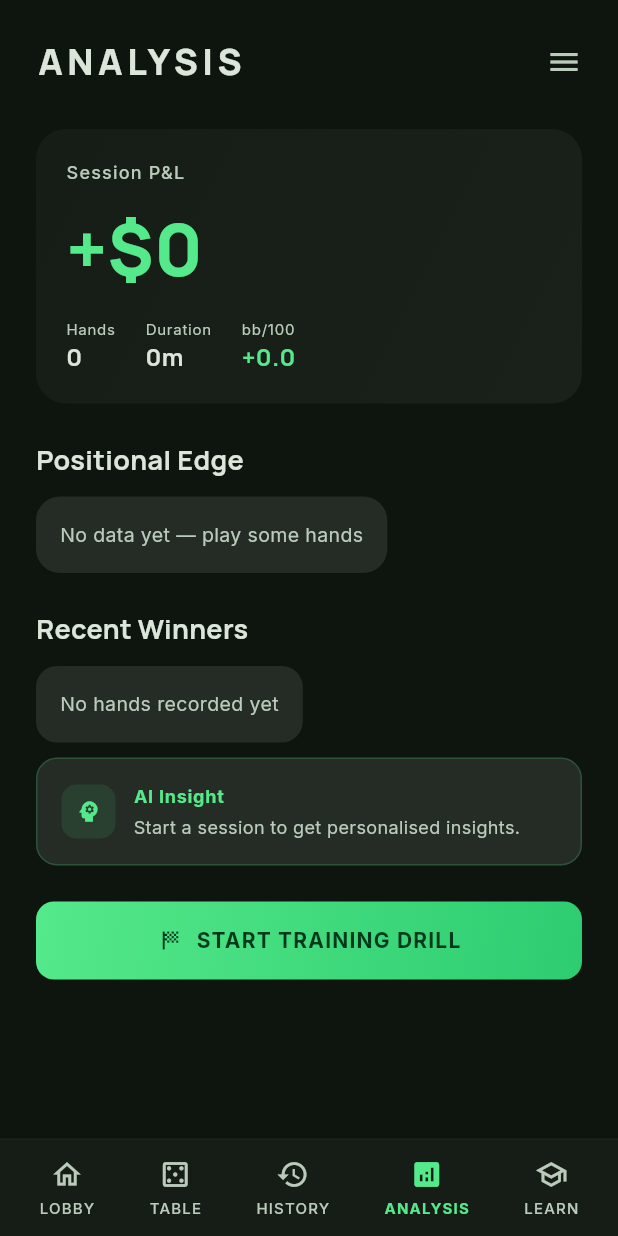
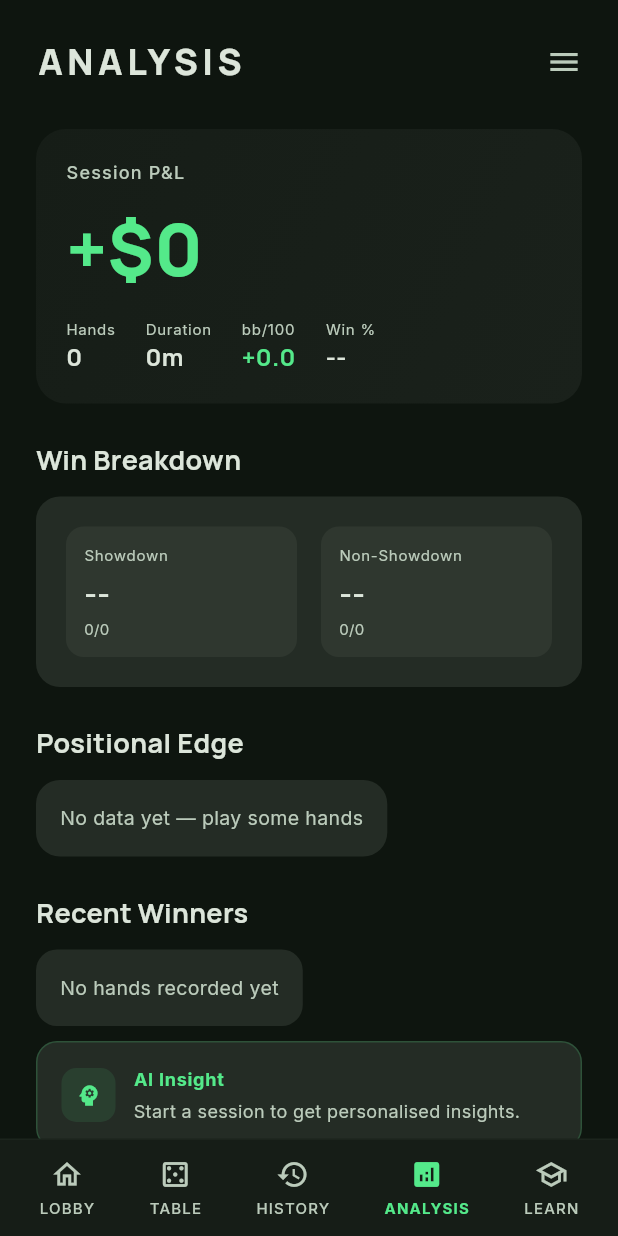
Before and after one commit to Rik-Stokmans/PokerScanner, a Flutter app: the screen it shows once a user with an empty profile is signed in, item 4 of the bottom bar chosen, on a phone screen of 412 x 824 dp. Run offline on Flutter 3.47's test engine with Material 3 defaults, Android fonts, the phone set to English and light mode, and no system bars; our stand-ins replace cloud_firestore, firebase_auth, firebase_core, flutter_blue_plus, flutter_riverpod, go_router and 4 more; accounts and stored records are empty; generated files the repository leaves out were written again.

Commit message:
Add win rate % to Session P&L card and Win Breakdown card with showdown stats

```diff
--- a/lib/providers/providers.dart
+++ b/lib/providers/providers.dart
@@ -70,6 +70,11 @@ class SessionStats {
   final Duration duration;
   final double bbPer100;
   final Map<String, double> positionalPnl;
+  final int wins;
+  final int showdownWins;
+  final int showdownHands;
+  final int nonShowdownWins;
+  final int nonShowdownHands;
 
   const SessionStats({
     required this.pnl,
@@ -77,7 +82,31 @@ class SessionStats {
     required this.duration,
     required this.bbPer100,
     required this.positionalPnl,
+    this.wins = 0,
+    this.showdownWins = 0,
+    this.showdownHands = 0,
+    this.nonShowdownWins = 0,
+    this.nonShowdownHands = 0,
   });
+
+  double get winRate => handsPlayed > 0 ? wins / handsPlayed : 0;
+  String get winRateFormatted =>
+      handsPlayed > 0 ? '${(winRate * 100).toStringAsFixed(1)}%' : '--';
+
+  double get showdownWinRate =>
+      showdownHands > 0 ? showdownWins / showdownHands : 0;
+  String get showdownWinRateFormatted =>
+      showdownHands > 0 ? '${(showdownWinRate * 100).toStringAsFixed(1)}%' : '--';
+
+  double get nonShowdownWinRate =>
+      nonShowdownHands > 0 ? nonShowdownWins / nonShowdownHands : 0;
+  String get nonShowdownWinRateFormatted =>
+      nonShowdownHands > 0 ? '${(nonShowdownWinRate * 100).toStringAsFixed(1)}%' : '--';
+
+  bool get nonShowdownWinRateHigh =>
+      nonShowdownHands > 0 && nonShowdownWinRate > 0.70;
+  bool get nonShowdownWinRateLow =>
+      nonShowdownHands > 0 && nonShowdownWinRate < 0.30;
 
   String get pnlFormatted {
     final sign = pnl >= 0 ? '+' : '';
@@ -116,11 +145,29 @@ final sessionAnalysisProvider = Provider<SessionStats>((ref) {
   }
 
   double pnl = 0;
+  int wins = 0;
+  int showdownWins = 0;
+  int showdownHands = 0;
+  int nonShowdownWins = 0;
+  int nonShowdownHands = 0;
+
   for (final hand in hands) {
-    if (hand.winnerId == user.id) {
+    final isWinner = hand.winnerId == user.id;
+    final isShowdown = hand.wasShowdown;
+
+    if (isWinner) {
       pnl += hand.potAmount;
+      wins++;
     } else {
       pnl -= game.bigBlind * 2;
+    }
+
+    if (isShowdown) {
+      showdownHands++;
+      if (isWinner) showdownWins++;
+    } else {
+      nonShowdownHands++;
+      if (isWinner) nonShowdownWins++;
     }
   }
 
@@ -147,6 +194,11 @@ final sessionAnalysisProvider = Provider<SessionStats>((ref) {
     duration: duration,
     bbPer100: bbPer100,
     positionalPnl: positionalPnl,
+    wins: wins,
+    showdownWins: showdownWins,
+    showdownHands: showdownHands,
+    nonShowdownWins: nonShowdownWins,
+    nonShowdownHands: nonShowdownHands,
   );
 });
 
--- a/lib/screens/session_analysis_screen.dart
+++ b/lib/screens/session_analysis_screen.dart
@@ -88,11 +88,25 @@ class SessionAnalysisScreen extends ConsumerWidget {
                               ? AppColors.primary
                               : AppColors.error,
                         ),
+                        const SizedBox(width: 20),
+                        _MiniStat(
+                          label: 'Win %',
+                          value: stats.winRateFormatted,
+                          valueColor: stats.handsPlayed > 0
+                              ? (stats.winRate >= 0.5
+                                  ? AppColors.primary
+                                  : AppColors.error)
+                              : null,
+                        ),
                       ],
                     ),
                   ],
                 ),
               ),
+              const SizedBox(height: 24),
+
+              // Win Breakdown card
+              _WinBreakdownCard(stats: stats),
               const SizedBox(height: 24),
 
               // Stack over time sparkline (t22)
@@ -366,6 +380,139 @@ class _ErrorCard extends StatelessWidget {
   }
 }
 
+class _WinBreakdownCard extends StatelessWidget {
+  final SessionStats stats;
+
+  const _WinBreakdownCard({required this.stats});
+
+  @override
+  Widget build(BuildContext context) {
+    final flagColor = stats.nonShowdownWinRateHigh
+        ? AppColors.primary
+        : stats.nonShowdownWinRateLow
+            ? AppColors.error
+            : null;
+    final flagText = stats.nonShowdownWinRateHigh
+        ? 'High non-showdown win rate — strong aggression or bluffing'
+        : stats.nonShowdownWinRateLow
+            ? 'Low non-showdown win rate — consider more selective aggression'
+            : null;
+
+    return Column(
+      crossAxisAlignment: CrossAxisAlignment.start,
+      children: [
+        Text('Win Breakdown',
+            style: GoogleFonts.manrope(
+              fontSize: 18, fontWeight: FontWeight.w700,
+              color: AppColors.onSurface,
+            )),
+        const SizedBox(height: 12),
+        Container(
+          padding: const EdgeInsets.all(20),
+          decoration: BoxDecoration(
+            color: AppColors.surfaceContainerHigh,
+            borderRadius: BorderRadius.circular(16),
+          ),
+          child: Column(
+            crossAxisAlignment: CrossAxisAlignment.start,
+            children: [
+              Row(
+                children: [
+                  Expanded(
+                    child: _WinBreakdownTile(
+                      label: 'Showdown',
+                      winRate: stats.showdownWinRateFormatted,
+                      detail: '${stats.showdownWins}/${stats.showdownHands}',
+                    ),
+                  ),
+                  const SizedBox(width: 16),
+                  Expanded(
+                    child: _WinBreakdownTile(
+                      label: 'Non-Showdown',
+                      winRate: stats.nonShowdownWinRateFormatted,
+                      detail: '${stats.nonShowdownWins}/${stats.nonShowdownHands}',
+                      flagColor: flagColor,
+                    ),
+                  ),
+                ],
+              ),
+              if (flagText != null) ...[
+                const SizedBox(height: 12),
+                Row(
+                  children: [
+                    Icon(Icons.info_outline, size: 14, color: flagColor),
+                    const SizedBox(width: 6),
+                    Expanded(
+                      child: Text(flagText,
+                          style: GoogleFonts.inter(
+                            fontSize: 11,
+                            color: flagColor,
+                            height: 1.4,
+                          )),
+                    ),
+                  ],
+                ),
+              ],
+            ],
+          ),
+        ),
+      ],
+    );
+  }
+}
+
+class _WinBreakdownTile extends StatelessWidget {
+  final String label;
+  final String winRate;
+  final String detail;
+  final Color? flagColor;
+
+  const _WinBreakdownTile({
+    required this.label,
+    required this.winRate,
+    required this.detail,
+    this.flagColor,
+  });
+
+  @override
+  Widget build(BuildContext context) {
+    return Container(
+      padding: const EdgeInsets.all(12),
+      decoration: BoxDecoration(
+        color: AppColors.surfaceContainerHighest,
+        borderRadius: BorderRadius.circular(12),
+        border: flagColor != null
+            ? Border.all(color: flagColor!.withOpacity(0.4))
+            : null,
+      ),
+      child: Column(
+        crossAxisAlignment: CrossAxisAlignment.start,
+        children: [
+          Text(label,
+              style: GoogleFonts.inter(
+                fontSize: 10,
+                color: AppColors.onSurfaceVariant,
+                letterSpacing: 0.5,
+              )),
+          const SizedBox(height: 4),
+          Text(winRate,
+              style: GoogleFonts.manrope(
+                fontSize: 20,
+                fontWeight: FontWeight.w700,
+                color: flagColor ?? AppColors.onSurface,
+              )),
+          const SizedBox(height: 2),
+          Text(detail,
+              style: GoogleFonts.inter(
+                fontSize: 10,
+                color: AppColors.onSurfaceVariant,
+              )),
+        ],
+      ),
+    );
+  }
+}
+
 /// Small sparkline showing running P&L across recorded hands (t22).
 class _StackSparkline extends StatelessWidget {
   final List<HandModel> hands;
```
